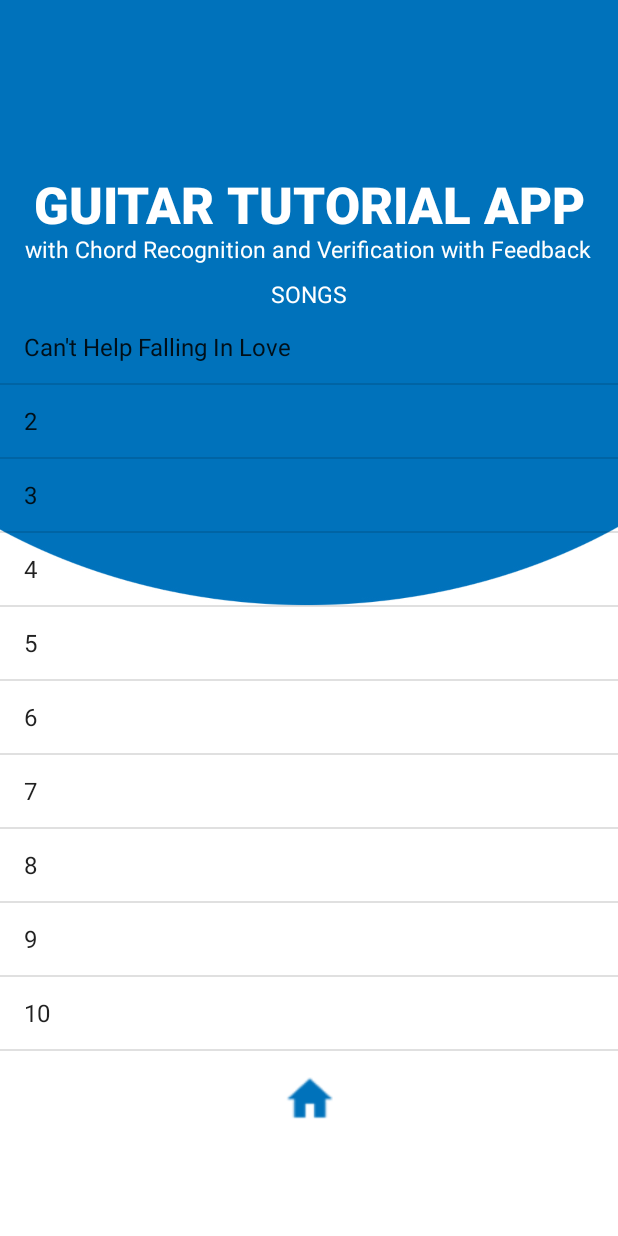
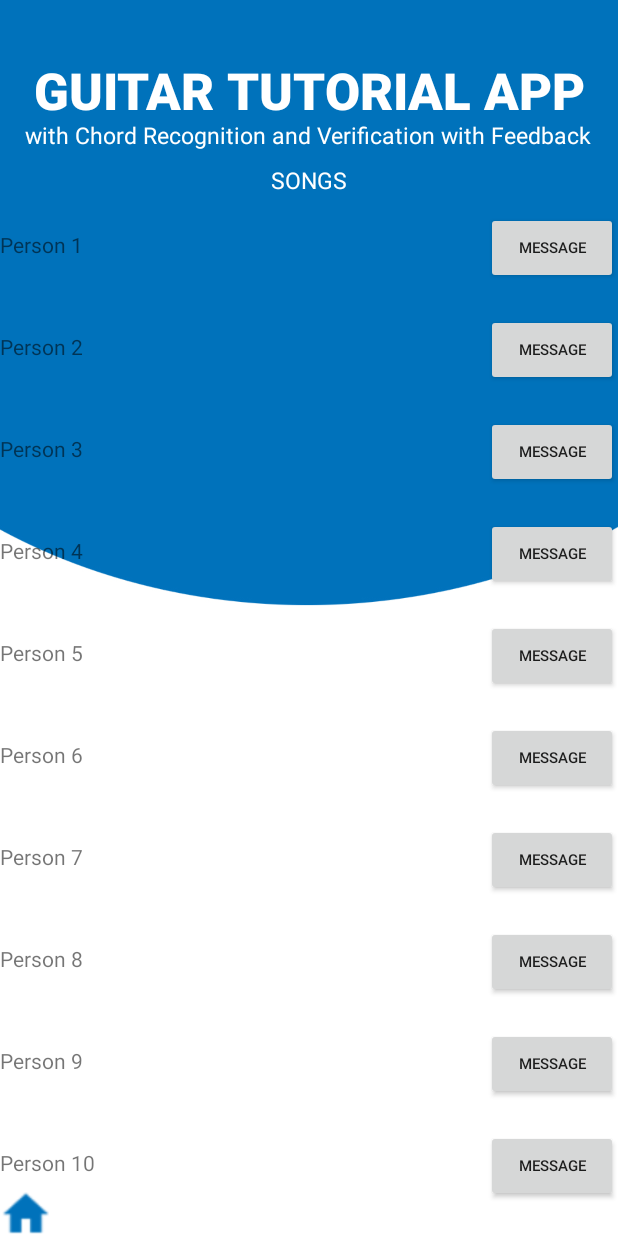
Before and after one commit to buddycoding/MyApplication2, an Android app: the screen it shows after launch (SongsActivity), after a tap on "SONGS", on a phone screen of 412 x 824 dp. Run offline under Robolectric (Android 15) with nearby library versions, the light colour scheme and no system bars; Roboto replaces fonts that are not available here.

Commit message:
new image sample

```diff
--- /dev/null
+++ b/app/src/main/java/com/example/myapplication/Contact.java
@@ -0,0 +1,33 @@
+package com.example.myapplication;
+
+import java.util.ArrayList;
+
+public class Contact {
+    private String mName;
+    private boolean mOnline;
+
+    public Contact(String name, boolean online) {
+        mName = name;
+        mOnline = online;
+    }
+
+    public String getName() {
+        return mName;
+    }
+
+    public boolean isOnline() {
+        return mOnline;
+    }
+
+    private static int lastContactId = 0;
+
+    public static ArrayList<Contact> createContactsList(int numContacts) {
+        ArrayList<Contact> contacts = new ArrayList<Contact>();
+
+        for (int i = 1; i <= numContacts; i++) {
+            contacts.add(new Contact("Person " + ++lastContactId, i <= numContacts / 2));
+        }
+
+        return contacts;
+    }
+}
--- /dev/null
+++ b/app/src/main/java/com/example/myapplication/ContactsAdapter.java
@@ -0,0 +1,75 @@
+package com.example.myapplication;
+
+import android.content.Context;
+import android.support.v7.widget.RecyclerView;
+import android.view.LayoutInflater;
+import android.view.View;
+import android.view.ViewGroup;
+import android.widget.Button;
+import android.widget.TextView;
+
+import java.util.List;
+
+public class ContactsAdapter extends RecyclerView.Adapter<ContactsAdapter.ViewHolder> {
+
+    // Provide a direct reference to each of the views within a data item
+    // Used to cache the views within the item layout for fast access
+    public class ViewHolder extends RecyclerView.ViewHolder {
+        // Your holder should contain a member variable
+        // for any view that will be set as you render a row
+        public TextView nameTextView;
+        public Button messageButton;
+
+        // We also create a constructor that accepts the entire item row
+        // and does the view lookups to find each subview
+        public ViewHolder(View itemView) {
+            // Stores the itemView in a public final member variable that can be used
+            // to access the context from any ViewHolder instance.
+            super(itemView);
+
+            nameTextView = (TextView) itemView.findViewById(R.id.contact_name);
+            messageButton = (Button) itemView.findViewById(R.id.message_button);
+        }
+    }
+    private List<Contact> mContacts;
+
+    // Pass in the contact array into the constructor
+    public ContactsAdapter(List<Contact> contacts) {
+        mContacts = contacts;
+    }
+    // ... constructor and member variables
+
+    // Usually involves inflating a layout from XML and returning the holder
+    @Override
+    public ContactsAdapter.ViewHolder onCreateViewHolder(ViewGroup parent, int viewType) {
+        Context context = parent.getContext();
+        LayoutInflater inflater = LayoutInflater.from(context);
+
+        // Inflate the custom layout
+        View contactView = inflater.inflate(R.layout.item_contact, parent, false);
+
+        // Return a new holder instance
+        ViewHolder viewHolder = new ViewHolder(contactView);
+        return viewHolder;
+    }
+
+    // Involves populating data into the item through holder
+    @Override
+    public void onBindViewHolder(ContactsAdapter.ViewHolder viewHolder, int position) {
+        // Get the data model based on position
+        Contact contact = mContacts.get(position);
+
+        // Set item views based on your views and data model
+        TextView textView = viewHolder.nameTextView;
+        textView.setText(contact.getName());
+        Button button = viewHolder.messageButton;
+        button.setText(contact.isOnline() ? "Message" : "Offline");
+        button.setEnabled(contact.isOnline());
+    }
+
+    // Returns the total count of items in the list
+    @Override
+    public int getItemCount() {
+        return mContacts.size();
+    }
+}
--- a/app/src/main/java/com/example/myapplication/SongsActivity.java
+++ b/app/src/main/java/com/example/myapplication/SongsActivity.java
@@ -1,13 +1,13 @@
 package com.example.myapplication;
 
 import android.content.Intent;
+import android.support.annotation.NonNull;
 import android.support.v7.app.AppCompatActivity;
 import android.os.Bundle;
+import android.support.v7.widget.LinearLayoutManager;
+import android.support.v7.widget.RecyclerView;
 import android.view.View;
-import android.widget.AdapterView;
-import android.widget.ArrayAdapter;
 import android.widget.Button;
-import android.widget.ListView;
 
 import java.util.ArrayList;
 import java.util.List;
@@ -15,6 +15,7 @@ import java.util.List;
 public class SongsActivity extends AppCompatActivity {
 
     private Button button1;
+    ArrayList<Contact> contacts;
 
     @Override
     protected void onCreate(Bundle savedInstanceState) {
@@ -29,9 +30,6 @@ public class SongsActivity extends AppCompatActivity {
             }
         });
 
-        ListView songList = findViewById(R.id.songList);
-
-        ArrayAdapter<String> songsArrayAdapter;
         List<String> songs = new ArrayList<>();
         songs.add("Can't Help Falling In Love");
         songs.add("2");
@@ -44,18 +42,19 @@ public class SongsActivity extends AppCompatActivity {
         songs.add("9");
         songs.add("10");
 
-        songsArrayAdapter = new ArrayAdapter<>(this, android.R.layout.simple_list_item_1, songs );
-        songList.setAdapter(songsArrayAdapter);
+        // Lookup the recyclerview in activity layout
+        RecyclerView rvContacts = (RecyclerView) findViewById(R.id.rvContacts);
 
-        songList.setOnItemClickListener(new AdapterView.OnItemClickListener() {
-            @Override
-            public void onItemClick(AdapterView<?> parent, View view, int position, long id) {
-                // Get the selected item text from ListView
-                String selectedItem = (String) parent.getItemAtPosition(position);
+        // Initialize contacts
+        contacts = Contact.createContactsList(100);
+        // Create adapter passing in the sample user data
+        ContactsAdapter adapter = new ContactsAdapter(contacts);
+        // Attach the adapter to the recyclerview to populate items
+        rvContacts.setAdapter(adapter);
+        // Set layout manager to position the items
+        rvContacts.setLayoutManager(new LinearLayoutManager(this));
+        // That's all!
 
-                openSongsActivity();
-            }
-        });
     }
     public void openMainActivity () {
         Intent intent = new Intent (this, MainActivity.class);
--- a/app/src/main/res/layout/activity_songs.xml
+++ b/app/src/main/res/layout/activity_songs.xml
@@ -73,17 +73,23 @@
             app:layout_constraintTop_toBottomOf="@+id/textView5"
             tools:ignore="HardcodedText" />
 
-        <ListView
-            android:id="@+id/songList"
+        <android.support.v7.widget.RecyclerView
+            android:id="@+id/rvContacts"
             android:layout_width="match_parent"
-            android:layout_height="510dp" />
+            android:layout_height="match_parent"
+            app:layout_constraintBottom_toBottomOf="parent"
+            app:layout_constraintEnd_toEndOf="parent"
+            app:layout_constraintStart_toStartOf="parent"
+            app:layout_constraintTop_toTopOf="parent" />
 
-        <Button
-            android:id="@+id/buttonhome"
-            android:layout_width="33dp"
-            android:layout_height="30dp"
-            android:background="@drawable/home" />
 
     </LinearLayout>
 
+    <Button
+        android:id="@+id/buttonhome"
+        android:layout_width="33dp"
+        android:layout_height="30dp"
+        android:layout_alignParentBottom="true"
+        android:background="@drawable/home" />
+
 </RelativeLayout>
--- /dev/null
+++ b/app/src/main/res/layout/item_contact.xml
@@ -0,0 +1,26 @@
+<?xml version="1.0" encoding="utf-8"?>
+<LinearLayout
+    xmlns:android="http://schemas.android.com/apk/res/android"
+    android:orientation="horizontal"
+    android:layout_width="match_parent"
+    android:layout_height="wrap_content"
+    android:paddingTop="10dp"
+    android:paddingBottom="10dp"
+    >
+
+    <TextView
+        android:id="@+id/contact_name"
+        android:layout_width="0dp"
+        android:layout_height="wrap_content"
+        android:layout_weight="1"
+        />
+
+    <Button
+        android:id="@+id/message_button"
+        android:layout_width="wrap_content"
+        android:layout_height="wrap_content"
+        android:paddingLeft="16dp"
+        android:paddingRight="16dp"
+        android:textSize="10sp"
+        />
+</LinearLayout>
```
